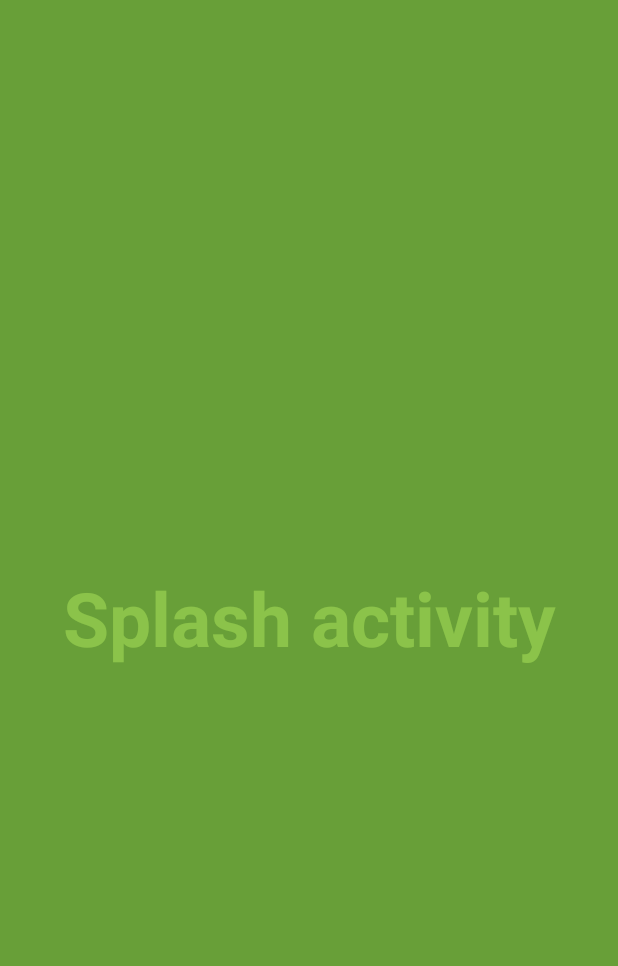
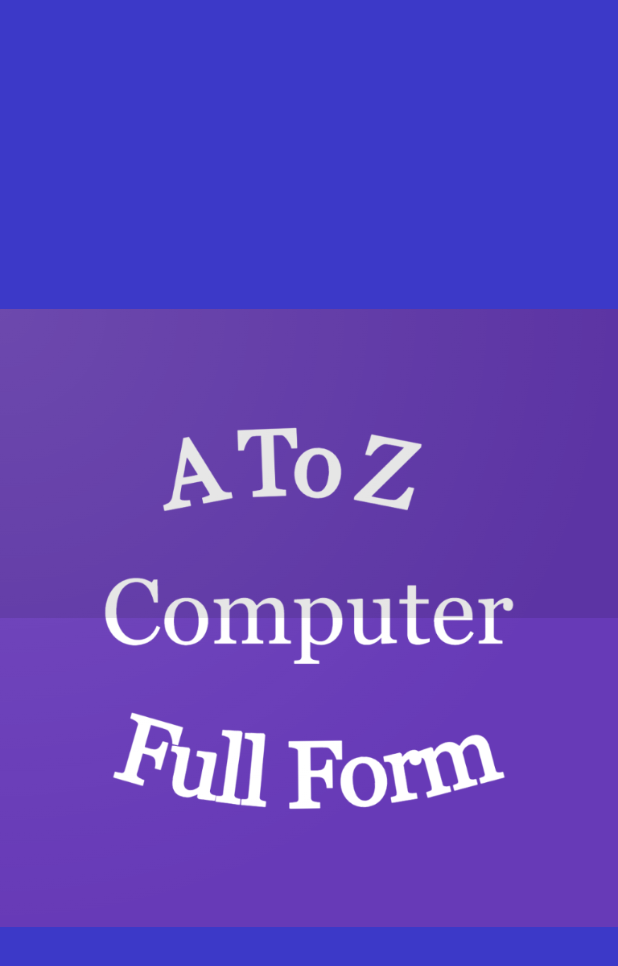
Before and after one commit to Manu-yadav/ATZComputerFullForm, an Android app: the SplashActivity screen opened directly, with no data from a screen before it, on a phone screen of 412 x 824 dp. Shown: the top 966 px of the screen. Run offline under Robolectric (Android 15) with nearby library versions, the phone set to English and light mode, and no system bars.

Commit message:
Added app icon

```diff
--- a/app/build.gradle
+++ b/app/build.gradle
@@ -31,10 +31,6 @@ android {
 dependencies {
     implementation fileTree(dir: "libs", include: ["*.jar"])
     implementation 'androidx.appcompat:appcompat:1.3.1'
-    implementation 'androidx.constraintlayout:constraintlayout:2.1.1'
-    testImplementation 'junit:junit:4.12'
-    androidTestImplementation 'androidx.test.ext:junit:1.1.3'
-    androidTestImplementation 'androidx.test.espresso:espresso-core:3.4.0'
     implementation "androidx.recyclerview:recyclerview-selection:1.1.0"
     implementation "androidx.cardview:cardview:1.0.0"
 }
--- a/app/src/main/AndroidManifest.xml
+++ b/app/src/main/AndroidManifest.xml
@@ -4,9 +4,9 @@
 
     <application
         android:allowBackup="true"
-        android:icon="@mipmap/ic_launcher"
+        android:icon="@mipmap/app_icon"
         android:label="@string/app_name"
-        android:roundIcon="@mipmap/ic_launcher_round"
+        android:roundIcon="@mipmap/app_icon"
         android:supportsRtl="true"
         android:theme="@style/AppTheme">
         <activity
--- a/app/src/main/res/layout/activity_splash.xml
+++ b/app/src/main/res/layout/activity_splash.xml
@@ -1,41 +1,20 @@
 <?xml version="1.0" encoding="utf-8"?>
-<FrameLayout xmlns:android="http://schemas.android.com/apk/res/android"
+<LinearLayout xmlns:android="http://schemas.android.com/apk/res/android"
     xmlns:tools="http://schemas.android.com/tools"
     android:layout_width="match_parent"
     android:layout_height="match_parent"
-    android:background="@color/colorPrimaryDark">
+    android:orientation="vertical"
+    android:background="#3C39C8">
 
-    <!-- The primary full-screen view. This can be replaced with whatever view
-         is needed to present your content, e.g. VideoView, SurfaceView,
-         TextureView, etc. -->
-    <TextView
+    <ImageView
         android:id="@+id/fullscreen_content"
         android:layout_width="match_parent"
         android:layout_height="match_parent"
         android:gravity="center"
         android:keepScreenOn="true"
-        android:text="Splash activity"
+        android:src="@mipmap/app_icon"
         android:textColor="@color/colorPrimary"
         android:textSize="50sp"
         android:textStyle="bold" />
 
-    <!-- This FrameLayout insets its children based on system windows using
-         android:fitsSystemWindows. -->
-    <FrameLayout
-        android:layout_width="match_parent"
-        android:layout_height="match_parent"
-        android:fitsSystemWindows="true">
-
-        <LinearLayout
-            android:id="@+id/fullscreen_content_controls"
-            android:layout_width="match_parent"
-            android:layout_height="wrap_content"
-            android:layout_gravity="bottom|center_horizontal"
-            android:background="@color/colorPrimaryDark"
-            android:orientation="horizontal"
-            tools:ignore="UselessParent">
-
-        </LinearLayout>
-    </FrameLayout>
-
-</FrameLayout>
+</LinearLayout>
```
Also changed, not shown: app/src/main/res/drawable/laptop.png (added), app/src/main/res/mipmap-xhdpi/app_icon.png (added).
